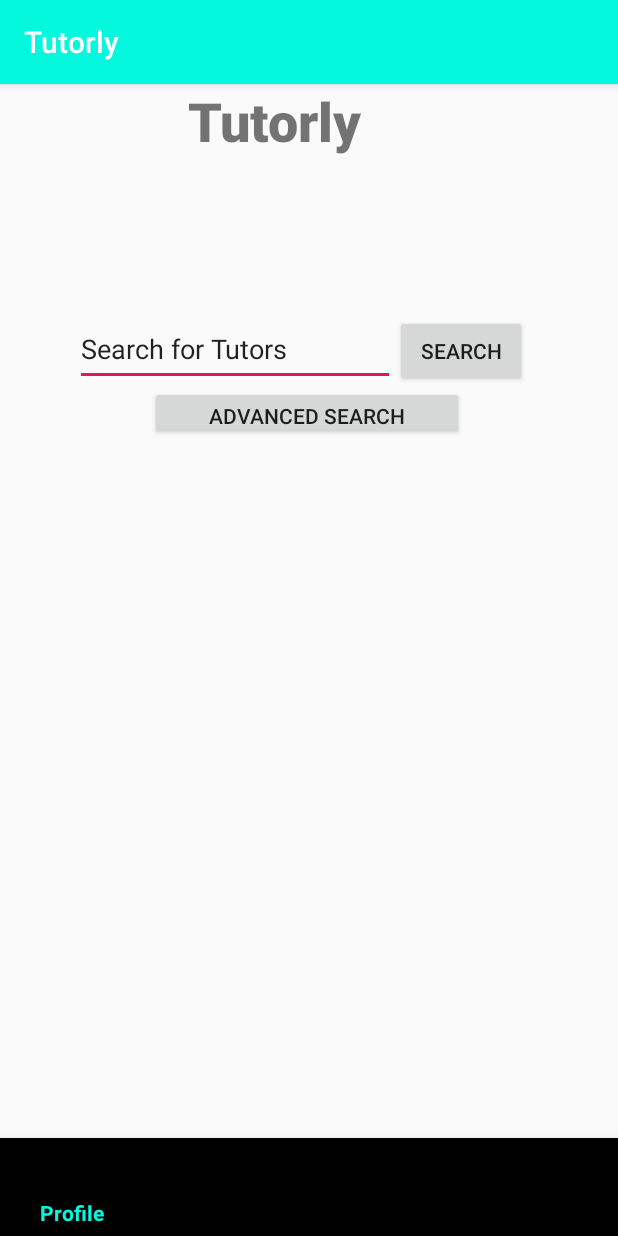
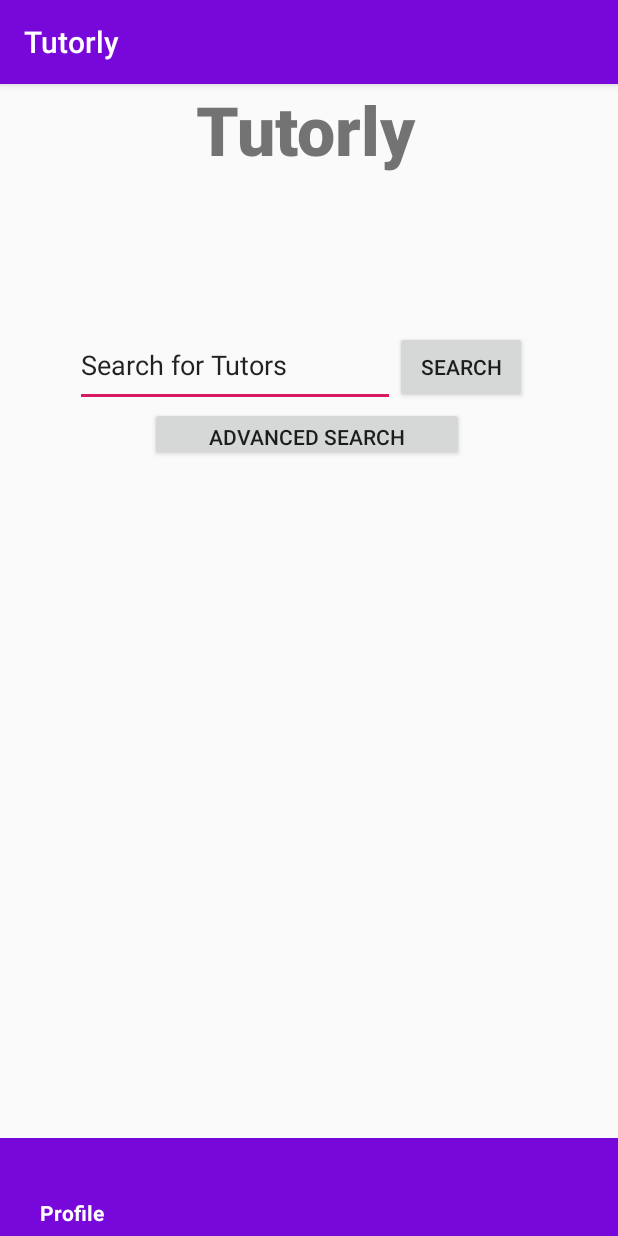
Before and after one commit to shoffman813/CS495, an Android app: the MainActivity screen opened directly, with no data from a screen before it, on a phone screen of 412 x 824 dp. Run offline under Robolectric (Android 15) with nearby library versions, the phone set to English and light mode, and no system bars.

Commit message:
toolbar changes to main activity

```diff
--- a/app/src/main/res/layout/activity_main.xml
+++ b/app/src/main/res/layout/activity_main.xml
@@ -8,20 +8,16 @@
     <LinearLayout
         android:layout_width="match_parent"
         android:layout_height="match_parent"
-        android:orientation="vertical"
-        tools:layout_editor_absoluteX="0dp"
-        tools:layout_editor_absoluteY="61dp">
+        android:orientation="vertical">
 
         <TextView
             android:id="@+id/textView"
-            android:layout_width="131dp"
-            android:layout_height="52dp"
-            android:layout_marginLeft="125dp"
+            android:layout_width="150dp"
+            android:layout_height="60dp"
+            android:layout_gravity="center"
             android:text="Tutorly"
-            android:textSize="36sp"
-            app:fontFamily="sans-serif-black"
-            tools:layout_editor_absoluteX="140dp"
-            tools:layout_editor_absoluteY="34dp" />
+            android:textSize="45sp"
+            app:fontFamily="sans-serif-black" />
 
         <LinearLayout
             android:layout_width="match_parent"
@@ -31,12 +27,12 @@
             <EditText
                 android:id="@+id/editText"
                 android:layout_width="wrap_content"
-            android:layout_height="49dp"
-            android:layout_marginLeft="50dp"
-            android:layout_marginTop="100dp"
+                android:layout_height="55dp"
                 android:ems="10"
                 android:inputType="textPersonName"
                 android:text="Search for Tutors"
+                android:layout_marginTop="100dp"
+                android:layout_marginLeft="50dp"
                 tools:layout_editor_absoluteX="100dp"
                 tools:layout_editor_absoluteY="300dp" />
 
@@ -47,7 +43,8 @@
                 android:layout_marginTop="100dp"
                 android:text="Search"
                 tools:layout_editor_absoluteX="282dp"
-            tools:layout_editor_absoluteY="195dp" />
+                tools:layout_editor_absoluteY="195dp"
+                />
         </LinearLayout>
 
         <Button
@@ -61,14 +58,23 @@
 
     </LinearLayout>
 
+    <RelativeLayout
+        android:layout_width="match_parent"
+        android:layout_height="65dp"
+        android:orientation="horizontal"
+        android:layout_alignParentBottom="true">
+
         <android.support.design.widget.BottomNavigationView xmlns:android="http://schemas.android.com/apk/res/android"
             xmlns:app="http://schemas.android.com/apk/res-auto"
             android:id="@+id/bottom_navigation"
             android:layout_width="match_parent"
-        android:layout_height="65dp"
-        android:layout_alignParentBottom="true"
-        android:layout_gravity="start"
+            android:layout_height="match_parent"
             android:layout_marginBottom="0dp"
+            app:itemBackground="@color/colorPrimary"
+            app:itemIconTint="@color/white"
+            app:itemTextColor="@color/white"
             app:menu="@layout/my_navigation_items" />
 
     </RelativeLayout>
+
+</RelativeLayout>
--- a/app/src/main/res/layout/my_navigation_items.xml
+++ b/app/src/main/res/layout/my_navigation_items.xml
@@ -6,27 +6,22 @@
 
     <item android:id="@+id/profile_item"
         android:title="@string/profile_str"
-        android:enabled="true"
-        app:showAsAction="withText"/>
+        app:showAsAction="ifRoom"/>
 
     <item android:id="@+id/settings_item"
         android:title="@string/settings_str"
-        android:enabled="true"
-        app:showAsAction="withText"/>
+        app:showAsAction="ifRoom"/>
 
     <item android:id="@+id/home_item"
         android:title="@string/home_str"
-        android:enabled="true"
-        app:showAsAction="withText"/>
+        app:showAsAction="ifRoom"/>
 
     <item android:id="@+id/scheduled_item"
         android:title="@string/scheduled_str"
-        android:enabled="true"
-        app:showAsAction="withText"/>
+        app:showAsAction="ifRoom"/>
 
     <item android:id="@+id/requested_item"
         android:title="@string/requested_str"
-        android:enabled="true"
-        app:showAsAction="withText"/>
+        app:showAsAction="ifRoom"/>
 
 </menu>
--- a/app/src/main/res/values/colors.xml
+++ b/app/src/main/res/values/colors.xml
@@ -1,6 +1,7 @@
 <?xml version="1.0" encoding="utf-8"?>
 <resources>
-    <color name="colorPrimary">#03F8DE</color>
-    <color name="colorPrimaryDark">#00574B</color>
+    <color name="colorPrimary">#7807DA</color>
+    <color name="colorPrimaryDark">#57004E</color>
     <color name="colorAccent">#D81B60</color>
+    <color name="white">#FFFFFF</color>
 </resources>
```
Lines whose indentation alone changed are shown as unchanged.
